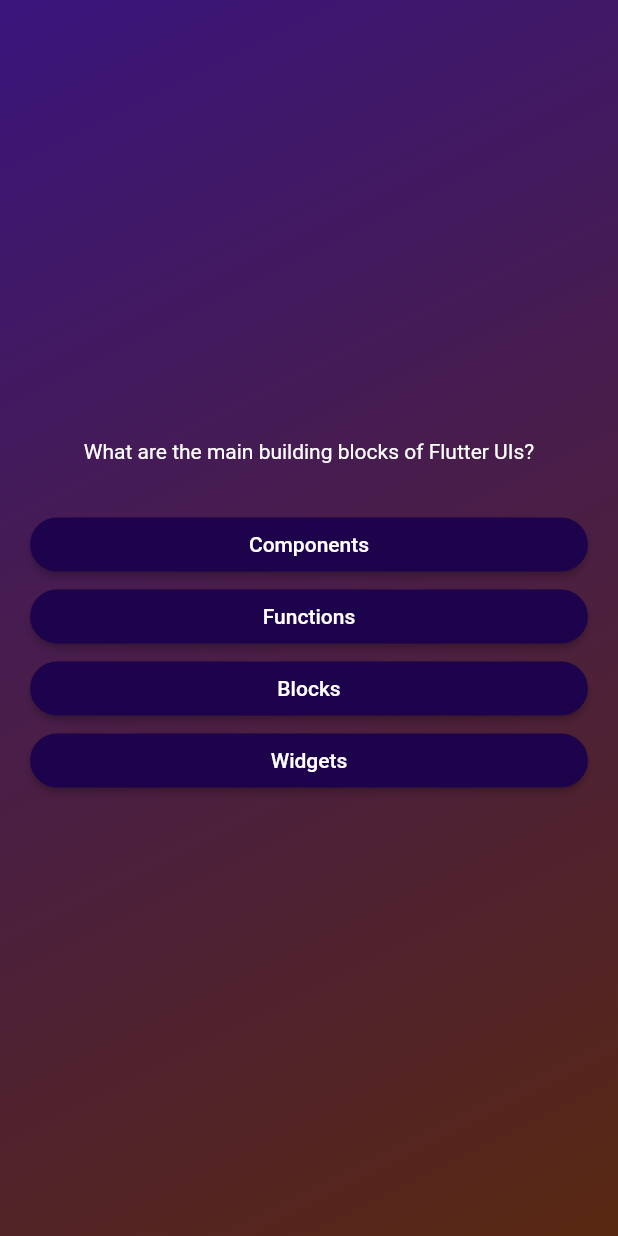
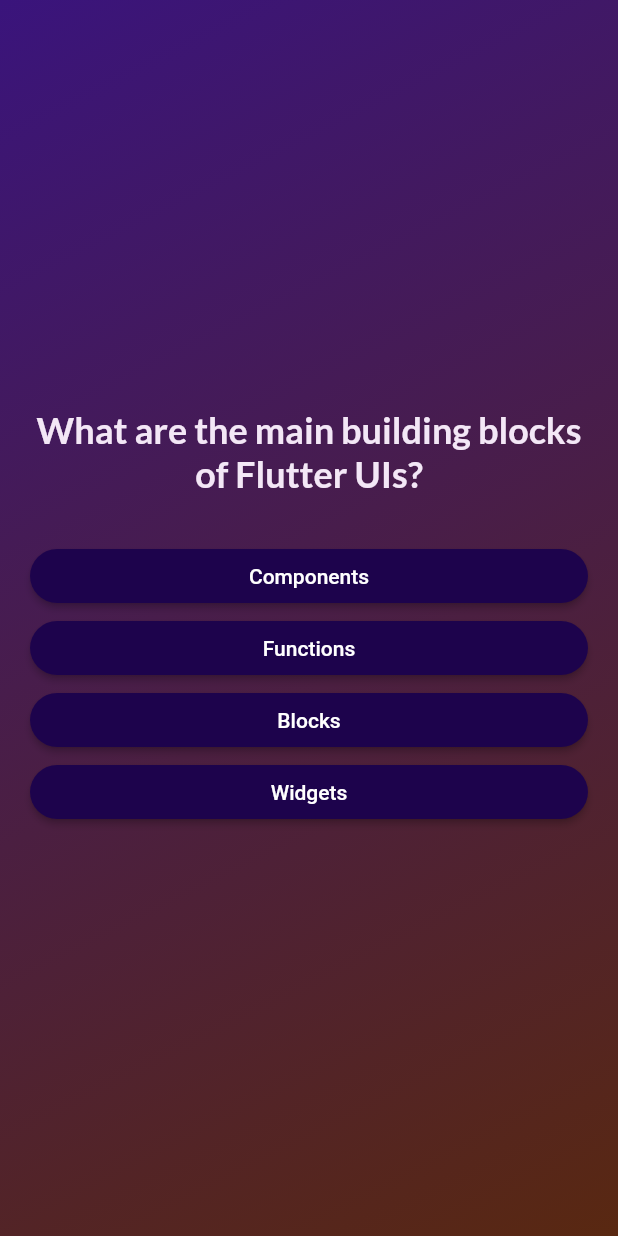
Before and after one commit to ben2002chou/Quiz_app, a Flutter app: the screen it shows after launch, after a tap on "Start Quiz", on a phone screen of 412 x 824 dp. Run offline on Flutter 3.47's test engine with Material 2 defaults, Android fonts, the phone set to English and light mode, and no system bars; our stand-ins replace google_fonts.

Commit message:
add fonts

```diff
--- a/lib/questions_screen.dart
+++ b/lib/questions_screen.dart
@@ -1,4 +1,6 @@
 import 'package:flutter/material.dart';
+import 'package:google_fonts/google_fonts.dart';
+
 import 'package:quiz_app/answer_button.dart';
 import 'package:quiz_app/data/questions.dart';
 
@@ -35,8 +37,10 @@ class _QuestionsScreenState extends State<QuestionsScreen> {
           children: [
             Text(
               currentQuestion.text,
-              style: const TextStyle(
-                color: Colors.white,
+              style: GoogleFonts.lato(
+                color: const Color.fromARGB(255, 243, 231, 246),
+                fontSize: 24,
+                fontWeight: FontWeight.bold,
               ),
               textAlign: TextAlign.center,
             ),
```
